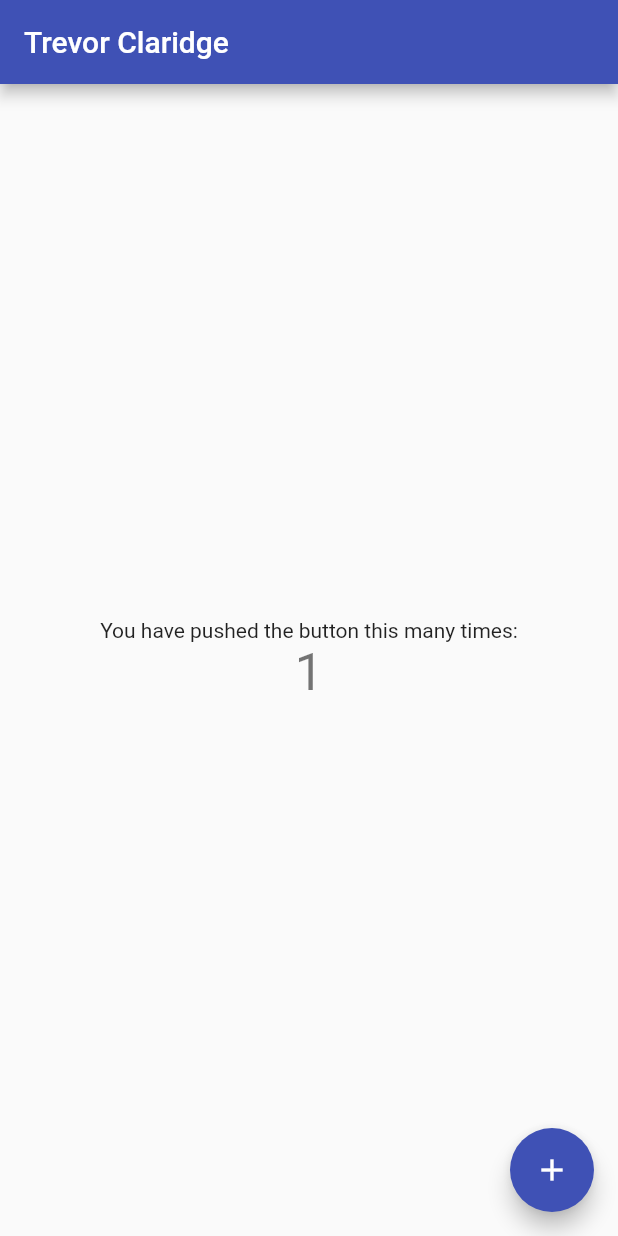
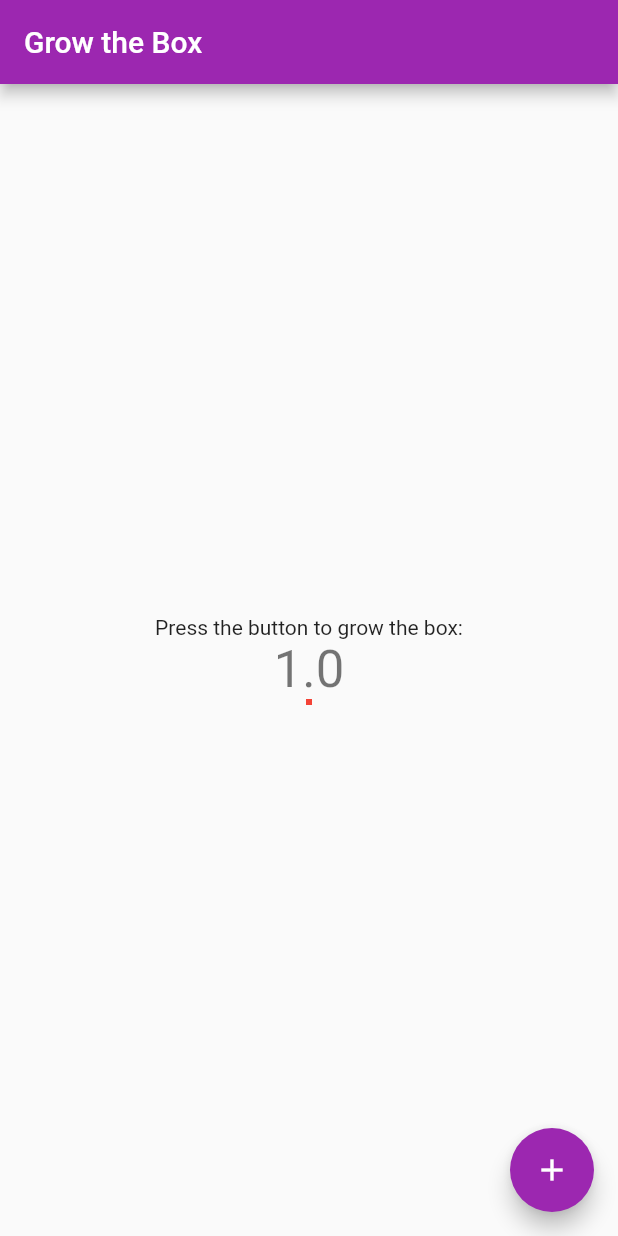
Before and after one commit to trevclaridge/TrevClar-website, a Flutter app: the screen it shows after launch, after a tap on the "add" icon, on a phone screen of 412 x 824 dp. Run offline on Flutter 3.47's test engine with Material 2 defaults, Android fonts, the phone set to English and light mode, and no system bars.

Commit message:
Box Grow App

```diff
--- a/lib/main.dart
+++ b/lib/main.dart
@@ -13,9 +13,9 @@ class MyApp extends StatelessWidget {
     return MaterialApp(
       title: 'Flutter Demo',
       theme: ThemeData(
-        primarySwatch: Colors.indigo,
+        primarySwatch: Colors.purple,
       ),
-      home: const MyHomePage(title: 'Trevor Claridge'),
+      home: const MyHomePage(title: 'Grow the Box'),
     );
   }
 }
@@ -29,13 +29,18 @@ class MyHomePage extends StatefulWidget {
 }
 
 class _MyHomePageState extends State<MyHomePage> {
-  int _counter = 0;
+  double _counter = 0.0;
 
   void _incrementCounter() {
     setState(() {
       _counter++;
+      myHeight = _counter * 4;
+      myWidth = _counter * 4;
     });
   }
+
+  var myHeight = 0.0;
+  var myWidth = 0.0;
 
   @override
   Widget build(BuildContext context) {
@@ -48,11 +53,20 @@ class _MyHomePageState extends State<MyHomePage> {
           mainAxisAlignment: MainAxisAlignment.center,
           children: <Widget>[
             const Text(
-              'You have pushed the button this many times:',
+              'Press the button to grow the box:',
             ),
             Text(
               '$_counter',
               style: Theme.of(context).textTheme.headline4,
+            ),
+            Container(
+              height: myHeight,
+              width: myWidth,
+              alignment: Alignment.bottomCenter,
+              decoration: const BoxDecoration(
+                color: Colors.red,
+                shape: BoxShape.rectangle,
+              ),
             ),
           ],
         ),
```
